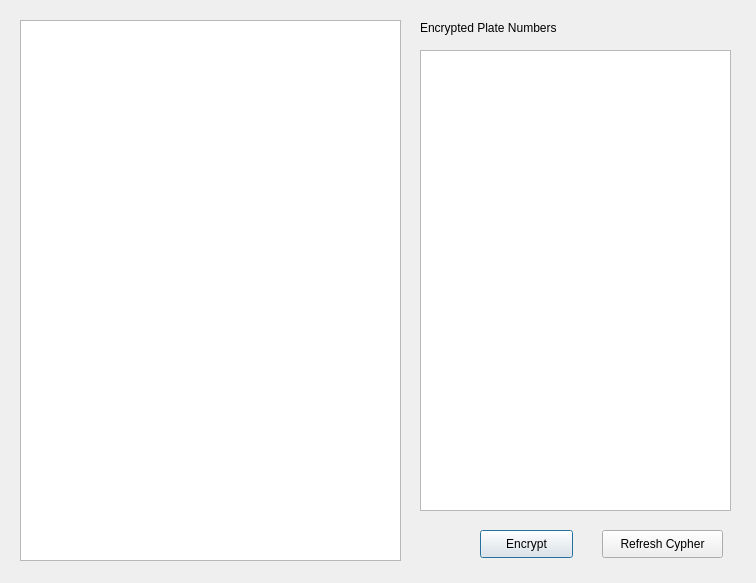
Above: Number-Plate-Anonymiser/gui.ui from Jam516/Number-Plate-Anonymiser before the change. Below: the same form after it.
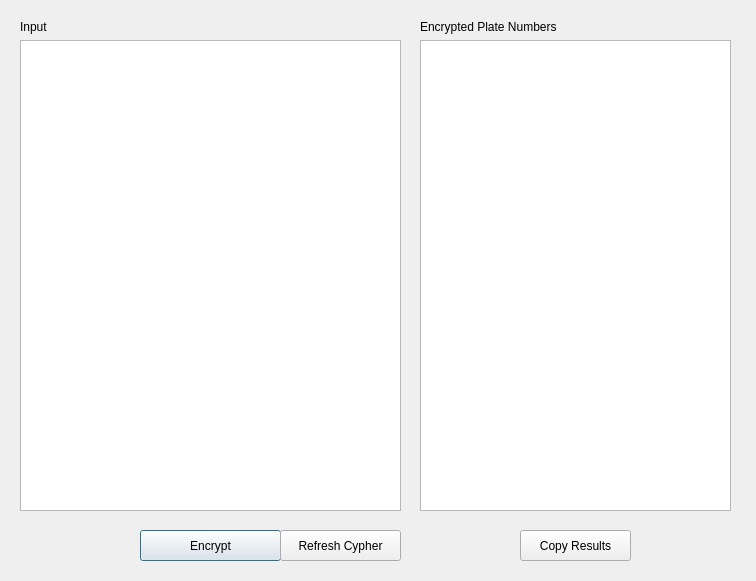
That is the form after the change.

Commit message: Add button to copy output

```diff
--- a/Number-Plate-Anonymiser/gui.ui
+++ b/Number-Plate-Anonymiser/gui.ui
@@ -7,7 +7,7 @@
     <x>0</x>
     <y>0</y>
     <width>756</width>
-    <height>583</height>
+    <height>581</height>
    </rect>
   </property>
   <property name="windowTitle">
@@ -18,21 +18,24 @@
     <rect>
      <x>420</x>
      <y>20</y>
-     <width>151</width>
-     <height>16</height>
+     <width>311</width>
+     <height>20</height>
     </rect>
    </property>
    <property name="text">
     <string>Encrypted Plate Numbers</string>
    </property>
+   <property name="alignment">
+    <set>Qt::AlignLeading|Qt::AlignLeft|Qt::AlignTop</set>
+   </property>
   </widget>
   <widget class="QTextEdit" name="results_window">
    <property name="geometry">
     <rect>
      <x>420</x>
-     <y>50</y>
+     <y>40</y>
      <width>311</width>
-     <height>461</height>
+     <height>471</height>
     </rect>
    </property>
   </widget>
@@ -40,19 +43,19 @@
    <property name="geometry">
     <rect>
      <x>20</x>
-     <y>20</y>
+     <y>40</y>
      <width>381</width>
-     <height>541</height>
+     <height>471</height>
     </rect>
    </property>
   </widget>
   <widget class="QPushButton" name="encrypt_button">
    <property name="geometry">
     <rect>
-     <x>480</x>
+     <x>140</x>
      <y>530</y>
-     <width>93</width>
-     <height>28</height>
+     <width>141</width>
+     <height>31</height>
     </rect>
    </property>
    <property name="text">
@@ -62,16 +65,45 @@
   <widget class="QPushButton" name="refresh_button">
    <property name="geometry">
     <rect>
-     <x>602</x>
+     <x>280</x>
      <y>530</y>
      <width>121</width>
-     <height>28</height>
+     <height>31</height>
     </rect>
    </property>
    <property name="text">
     <string>Refresh Cypher</string>
    </property>
   </widget>
+  <widget class="QLabel" name="label_2">
+   <property name="geometry">
+    <rect>
+     <x>20</x>
+     <y>20</y>
+     <width>381</width>
+     <height>20</height>
+    </rect>
+   </property>
+   <property name="text">
+    <string>Input</string>
+   </property>
+   <property name="alignment">
+    <set>Qt::AlignLeading|Qt::AlignLeft|Qt::AlignTop</set>
+   </property>
+  </widget>
+  <widget class="QPushButton" name="copy_button">
+   <property name="geometry">
+    <rect>
+     <x>520</x>
+     <y>530</y>
+     <width>111</width>
+     <height>31</height>
+    </rect>
+   </property>
+   <property name="text">
+    <string>Copy Results</string>
+   </property>
+  </widget>
  </widget>
  <resources/>
  <connections/>
```
The commit also changes 2 other files.
